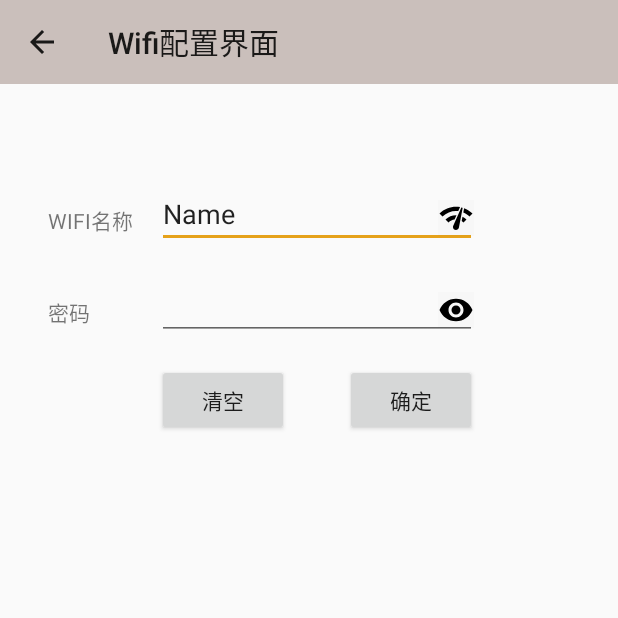
After one commit to 2Beyong/StatusPageDemo, an Android app: the WifiConfigActivity screen opened directly, with no data from a screen before it, on a phone screen of 412 x 824 dp, the top half of it. The commit adds this screen. Run offline under Robolectric (Android 15) with nearby library versions, the phone set to English and light mode, and no system bars.

Commit message:
add wifi config page. need to add function.

```diff
--- a/app/src/main/AndroidManifest.xml
+++ b/app/src/main/AndroidManifest.xml
@@ -18,6 +18,8 @@
                 <category android:name="android.intent.category.LAUNCHER" />
             </intent-filter>
         </activity>
+        <activity android:name=".WifiConfigActivity">
+        </activity>
         <service android:name=".Service.DataQueryService"
             android:enabled="true"
             android:exported="true"
--- /dev/null
+++ b/app/src/main/java/com/hongon/statuspagedemo/WifiConfigActivity.java
@@ -0,0 +1,52 @@
+package com.hongon.statuspagedemo;
+
+import android.os.Bundle;
+import android.support.annotation.Nullable;
+import android.support.v7.app.ActionBar;
+import android.support.v7.app.AppCompatActivity;
+import android.support.v7.widget.Toolbar;
+import android.view.Menu;
+import android.view.MenuItem;
+import android.widget.Toast;
+
+import com.hongon.statuspagedemo.R;
+
+/**
+ * Created by Admin on 2018/1/3.
+ */
+
+public class WifiConfigActivity extends AppCompatActivity {
+    @Override
+    protected void onCreate(@Nullable Bundle savedInstanceState) {
+        super.onCreate(savedInstanceState);
+        setContentView(R.layout.wifi_config_layout);
+        Toolbar toolbar =  findViewById(R.id.wifi_config_toolbar);
+        setSupportActionBar(toolbar);
+        getSupportActionBar().setTitle("Wifi配置界面");
+        ActionBar T = getSupportActionBar();
+        T.setDisplayHomeAsUpEnabled(true);
+
+
+
+    }
+
+    @Override
+    public boolean onCreateOptionsMenu(Menu menu) {
+        return super.onCreateOptionsMenu(menu);
+    }
+
+    @Override
+    public boolean onOptionsItemSelected(MenuItem item) {
+        switch (item.getItemId())
+        {
+            // 实现按钮的返回功能
+            case android.R.id.home:
+                Toast.makeText(this,"homeAsUp Pressed.",Toast.LENGTH_SHORT).show();
+                this.finish();
+                return true;
+            case R.id.home:
+                Toast.makeText(this,"home Pressed.",Toast.LENGTH_SHORT).show();
+        }
+        return true;
+    }
+}
--- /dev/null
+++ b/app/src/main/res/drawable/ic_network_check_black_24dp.xml
@@ -0,0 +1,9 @@
+<vector xmlns:android="http://schemas.android.com/apk/res/android"
+        android:width="24dp"
+        android:height="24dp"
+        android:viewportWidth="24.0"
+        android:viewportHeight="24.0">
+    <path
+        android:fillColor="#FF000000"
+        android:pathData="M15.9,5c-0.17,0 -0.32,0.09 -0.41,0.23l-0.07,0.15 -5.18,11.65c-0.16,0.29 -0.26,0.61 -0.26,0.96 0,1.11 0.9,2.01 2.01,2.01 0.96,0 1.77,-0.68 1.96,-1.59l0.01,-0.03L16.4,5.5c0,-0.28 -0.22,-0.5 -0.5,-0.5zM1,9l2,2c2.88,-2.88 6.79,-4.08 10.53,-3.62l1.19,-2.68C9.89,3.84 4.74,5.27 1,9zM21,11l2,-2c-1.64,-1.64 -3.55,-2.82 -5.59,-3.57l-0.53,2.82c1.5,0.62 2.9,1.53 4.12,2.75zM17,15l2,-2c-0.8,-0.8 -1.7,-1.42 -2.66,-1.89l-0.55,2.92c0.42,0.27 0.83,0.59 1.21,0.97zM5,13l2,2c1.13,-1.13 2.56,-1.79 4.03,-2l1.28,-2.88c-2.63,-0.08 -5.3,0.87 -7.31,2.88z"/>
+</vector>
--- /dev/null
+++ b/app/src/main/res/drawable/ic_visibility_black_24dp.xml
@@ -0,0 +1,9 @@
+<vector xmlns:android="http://schemas.android.com/apk/res/android"
+        android:width="24dp"
+        android:height="24dp"
+        android:viewportWidth="24.0"
+        android:viewportHeight="24.0">
+    <path
+        android:fillColor="#FF000000"
+        android:pathData="M12,4.5C7,4.5 2.73,7.61 1,12c1.73,4.39 6,7.5 11,7.5s9.27,-3.11 11,-7.5c-1.73,-4.39 -6,-7.5 -11,-7.5zM12,17c-2.76,0 -5,-2.24 -5,-5s2.24,-5 5,-5 5,2.24 5,5 -2.24,5 -5,5zM12,9c-1.66,0 -3,1.34 -3,3s1.34,3 3,3 3,-1.34 3,-3 -1.34,-3 -3,-3z"/>
+</vector>
--- /dev/null
+++ b/app/src/main/res/layout/wifi_config_layout.xml
@@ -0,0 +1,99 @@
+<?xml version="1.0" encoding="utf-8"?>
+<android.support.constraint.ConstraintLayout
+    xmlns:android="http://schemas.android.com/apk/res/android"
+    xmlns:app="http://schemas.android.com/apk/res-auto"
+    xmlns:tools="http://schemas.android.com/tools"
+    android:layout_width="match_parent"
+    android:layout_height="match_parent">
+
+    <android.support.v7.widget.Toolbar
+        android:id="@+id/wifi_config_toolbar"
+        android:layout_width="match_parent"
+        android:layout_height="wrap_content"
+        android:background="?attr/colorPrimary"
+        android:minHeight="?attr/actionBarSize"
+        android:theme="?attr/actionBarTheme"
+        app:layout_constraintStart_toStartOf="parent"
+        app:layout_constraintTop_toTopOf="parent" />
+
+    <TextView
+        android:id="@+id/textView"
+        android:layout_width="wrap_content"
+        android:layout_height="wrap_content"
+        android:layout_marginBottom="8dp"
+        android:layout_marginStart="32dp"
+        android:text="WIFI名称"
+        app:layout_constraintBottom_toBottomOf="@+id/SSIDEdit"
+        app:layout_constraintStart_toStartOf="parent" />
+
+    <TextView
+        android:id="@+id/textView2"
+        android:layout_width="wrap_content"
+        android:layout_height="wrap_content"
+        android:layout_marginBottom="8dp"
+        android:text="密码"
+        app:layout_constraintBottom_toBottomOf="@+id/passwordEdit"
+        app:layout_constraintStart_toStartOf="@+id/textView" />
+
+    <EditText
+        android:id="@+id/SSIDEdit"
+        android:layout_width="wrap_content"
+        android:layout_height="wrap_content"
+        android:layout_marginStart="16dp"
+        android:layout_marginTop="64dp"
+        android:ems="10"
+        android:inputType="textPersonName"
+        android:text="Name"
+        app:layout_constraintStart_toEndOf="@+id/textView"
+        app:layout_constraintTop_toBottomOf="@+id/wifi_config_toolbar" />
+
+    <EditText
+        android:id="@+id/passwordEdit"
+        android:layout_width="wrap_content"
+        android:layout_height="wrap_content"
+        android:layout_marginTop="16dp"
+        android:ems="10"
+        android:inputType="textPassword"
+        app:layout_constraintStart_toStartOf="@+id/SSIDEdit"
+        app:layout_constraintTop_toBottomOf="@+id/SSIDEdit" />
+
+    <Button
+        android:id="@+id/buttonSure"
+        android:layout_width="wrap_content"
+        android:layout_height="wrap_content"
+        android:layout_marginTop="16dp"
+        android:text="确定"
+        app:layout_constraintEnd_toEndOf="@+id/passwordEdit"
+        app:layout_constraintTop_toBottomOf="@+id/passwordEdit" />
+
+    <ImageButton
+        android:id="@+id/imageButton"
+        android:layout_width="wrap_content"
+        android:layout_height="wrap_content"
+        android:layout_marginBottom="8dp"
+        android:layout_marginEnd="2dp"
+        android:background="@color/cardview_shadow_end_color"
+        app:layout_constraintBottom_toBottomOf="@+id/SSIDEdit"
+        app:layout_constraintEnd_toEndOf="@+id/SSIDEdit"
+        app:srcCompat="@drawable/ic_network_check_black_24dp" />
+
+    <ImageButton
+        android:id="@+id/imageButton2"
+        android:layout_width="wrap_content"
+        android:layout_height="wrap_content"
+        android:layout_marginBottom="8dp"
+        android:layout_marginEnd="2dp"
+        android:background="@color/cardview_shadow_end_color"
+        app:layout_constraintBottom_toBottomOf="@+id/passwordEdit"
+        app:layout_constraintEnd_toEndOf="@+id/passwordEdit"
+        app:srcCompat="@drawable/ic_visibility_black_24dp" />
+
+    <Button
+        android:id="@+id/buttonClear"
+        android:layout_width="wrap_content"
+        android:layout_height="wrap_content"
+        android:text="清空"
+        app:layout_constraintStart_toStartOf="@+id/passwordEdit"
+        app:layout_constraintTop_toTopOf="@+id/buttonSure" />
+
+</android.support.constraint.ConstraintLayout>
--- a/app/src/main/res/values/colors.xml
+++ b/app/src/main/res/values/colors.xml
@@ -1,6 +1,6 @@
 <?xml version="1.0" encoding="utf-8"?>
 <resources>
-    <color name="colorPrimary">#3f51b5</color>
-    <color name="colorPrimaryDark">#303F9F</color>
-    <color name="colorAccent">#FF4081</color>
+    <color name="colorPrimary">#cabfbb</color>
+    <color name="colorPrimaryDark">#d13b20</color>
+    <color name="colorAccent">#f0e49c0c</color>
 </resources>
```
Also changed, not shown: app/src/main/java/com/hongon/statuspagedemo/MainActivity.java (+53 -0 lines), app/src/main/res/drawable/ic_visibility_off_black_24dp.xml (added, +9 -0 lines), app/src/main/res/layout/activity_main.xml (+13 -13 lines), app/src/main/res/menu/main_activity_toolbar.xml (added, +12 -0 lines).
